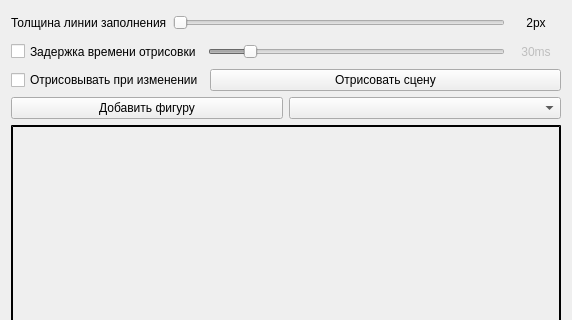
The window that ui/lab_5.ui (ChMcg/CG) describes before a commit, drawn with Qt 5; both pictures show x 0 to 572 and y 0 to 320 of the 572 by 698 pixel window.
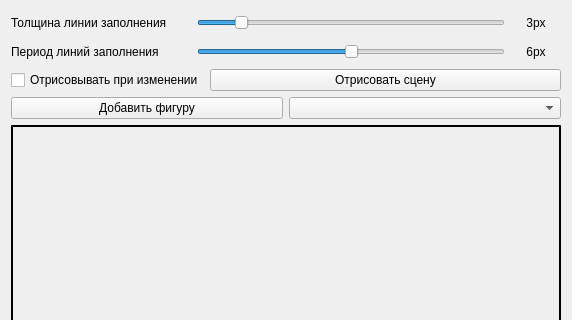
The same window after the commit.

What changed in the file:
```diff
--- a/ui/lab_5.ui
+++ b/ui/lab_5.ui
@@ -18,6 +18,12 @@
     <layout class="QHBoxLayout" name="horizontalLayout_3">
      <item>
       <widget class="QLabel" name="label">
+       <property name="minimumSize">
+        <size>
+         <width>180</width>
+         <height>0</height>
+        </size>
+       </property>
        <property name="maximumSize">
         <size>
          <width>16777215</width>
@@ -49,6 +55,9 @@
        <property name="maximum">
         <number>10</number>
        </property>
+       <property name="value">
+        <number>3</number>
+       </property>
        <property name="orientation">
         <enum>Qt::Horizontal</enum>
        </property>
@@ -69,7 +78,7 @@
         </size>
        </property>
        <property name="text">
-        <string>2px</string>
+        <string>3px</string>
        </property>
        <property name="alignment">
         <set>Qt::AlignCenter</set>
@@ -81,7 +90,13 @@
    <item>
     <layout class="QHBoxLayout" name="horizontalLayout_2">
      <item>
-      <widget class="QCheckBox" name="_cbUseDelay">
+      <widget class="QLabel" name="label_2">
+       <property name="minimumSize">
+        <size>
+         <width>180</width>
+         <height>0</height>
+        </size>
+       </property>
        <property name="maximumSize">
         <size>
          <width>16777215</width>
@@ -89,15 +104,12 @@
         </size>
        </property>
        <property name="text">
-        <string>Задержка времени отрисовки</string>
+        <string>Период линий заполнения</string>
        </property>
       </widget>
      </item>
      <item>
-      <widget class="QSlider" name="_hsDelay">
-       <property name="enabled">
-        <bool>false</bool>
-       </property>
+      <widget class="QSlider" name="_hsLinePeriod">
        <property name="minimumSize">
         <size>
          <width>0</width>
@@ -111,30 +123,21 @@
         </size>
        </property>
        <property name="minimum">
-        <number>20</number>
+        <number>2</number>
        </property>
        <property name="maximum">
-        <number>100</number>
+        <number>10</number>
        </property>
        <property name="value">
-        <number>30</number>
+        <number>6</number>
        </property>
        <property name="orientation">
         <enum>Qt::Horizontal</enum>
        </property>
-       <property name="tickPosition">
-        <enum>QSlider::NoTicks</enum>
-       </property>
-       <property name="tickInterval">
-        <number>0</number>
-       </property>
       </widget>
      </item>
      <item>
-      <widget class="QLabel" name="_lDelayValue">
-       <property name="enabled">
-        <bool>false</bool>
-       </property>
+      <widget class="QLabel" name="_lLinePeriod">
        <property name="minimumSize">
         <size>
          <width>50</width>
@@ -148,7 +151,7 @@
         </size>
        </property>
        <property name="text">
-        <string>30ms</string>
+        <string>6px</string>
        </property>
        <property name="alignment">
         <set>Qt::AlignCenter</set>
```
Left out of the diff: 2 changed lines with no effect on the pictures.
